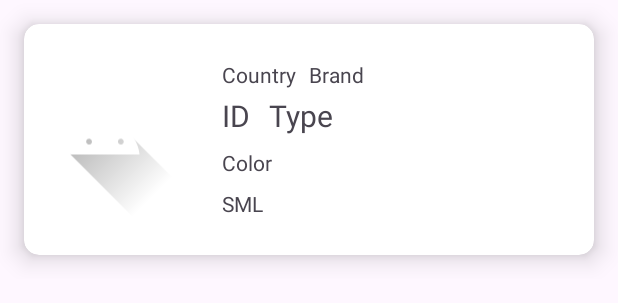
After one commit to J4d3-2/anmpA_week4, an Android app: the layout cloth_list_item.xml on its own in the app's theme, with its tools: preview values and no code run, on a phone screen of 412 x 824 dp. The commit adds this screen. Shown: the top 303 px of the screen. Run offline under Robolectric (Android 15) with nearby library versions, the phone set to English and light mode, and no system bars; network calls fail.

Commit message:
week 6 exercise added (cloth & brand) & updated (main_navigation)

```diff
--- /dev/null
+++ b/app/src/main/java/com/jubaya/studentapp/model/Brand.kt
@@ -0,0 +1,6 @@
+package com.jubaya.studentapp.model
+
+data class Brand(
+    var name:String?,
+    var country:String?,
+)
--- /dev/null
+++ b/app/src/main/res/layout/cloth_list_item.xml
@@ -0,0 +1,100 @@
+<?xml version="1.0" encoding="utf-8"?>
+<androidx.constraintlayout.widget.ConstraintLayout xmlns:android="http://schemas.android.com/apk/res/android"
+    xmlns:app="http://schemas.android.com/apk/res-auto"
+    xmlns:tools="http://schemas.android.com/tools"
+    android:layout_width="match_parent"
+    android:layout_height="wrap_content">
+
+    <androidx.cardview.widget.CardView
+        android:layout_width="0dp"
+        android:layout_height="wrap_content"
+        android:layout_marginStart="16dp"
+        android:layout_marginTop="16dp"
+        android:layout_marginEnd="16dp"
+        android:layout_marginBottom="16dp"
+        app:cardCornerRadius="10dp"
+        app:cardElevation="10dp"
+        app:layout_constraintBottom_toBottomOf="parent"
+        app:layout_constraintEnd_toEndOf="parent"
+        app:layout_constraintStart_toStartOf="parent"
+        app:layout_constraintTop_toTopOf="parent">
+
+        <androidx.constraintlayout.widget.ConstraintLayout
+            android:layout_width="match_parent"
+            android:layout_height="match_parent">
+
+            <ImageView
+                android:id="@+id/imageView2"
+                android:layout_width="wrap_content"
+                android:layout_height="0dp"
+                app:layout_constraintBottom_toBottomOf="parent"
+                app:layout_constraintStart_toStartOf="parent"
+                app:layout_constraintTop_toTopOf="parent"
+                app:srcCompat="@drawable/ic_launcher_foreground" />
+
+            <TextView
+                android:id="@+id/txtID"
+                android:layout_width="wrap_content"
+                android:layout_height="wrap_content"
+                android:layout_marginStart="24dp"
+                android:layout_marginTop="4dp"
+                android:text="ID "
+                android:textSize="20sp"
+                app:layout_constraintStart_toEndOf="@+id/imageView2"
+                app:layout_constraintTop_toBottomOf="@+id/txtCountry" />
+
+            <TextView
+                android:id="@+id/txtType"
+                android:layout_width="wrap_content"
+                android:layout_height="wrap_content"
+                android:layout_marginStart="8dp"
+                android:layout_marginTop="4dp"
+                android:text="Type"
+                android:textSize="20sp"
+                app:layout_constraintStart_toEndOf="@+id/txtID"
+                app:layout_constraintTop_toBottomOf="@+id/txtCountry" />
+
+            <TextView
+                android:id="@+id/txtCountry"
+                android:layout_width="wrap_content"
+                android:layout_height="wrap_content"
+                android:layout_marginStart="24dp"
+                android:layout_marginTop="24dp"
+                android:text="Country"
+                app:layout_constraintStart_toEndOf="@+id/imageView2"
+                app:layout_constraintTop_toTopOf="parent" />
+
+            <TextView
+                android:id="@+id/txtBrand"
+                android:layout_width="wrap_content"
+                android:layout_height="wrap_content"
+                android:layout_marginStart="8dp"
+                android:layout_marginTop="24dp"
+                android:text="Brand"
+                app:layout_constraintStart_toEndOf="@+id/txtCountry"
+                app:layout_constraintTop_toTopOf="parent" />
+
+            <TextView
+                android:id="@+id/txtColor"
+                android:layout_width="wrap_content"
+                android:layout_height="wrap_content"
+                android:layout_marginStart="24dp"
+                android:layout_marginTop="8dp"
+                android:text="Color"
+                app:layout_constraintStart_toEndOf="@+id/imageView2"
+                app:layout_constraintTop_toBottomOf="@+id/txtID" />
+
+            <TextView
+                android:id="@+id/txtSize"
+                android:layout_width="62dp"
+                android:layout_height="20dp"
+                android:layout_marginStart="24dp"
+                android:layout_marginTop="8dp"
+                android:layout_marginBottom="24dp"
+                android:text="SML"
+                app:layout_constraintBottom_toBottomOf="parent"
+                app:layout_constraintStart_toEndOf="@+id/imageView2"
+                app:layout_constraintTop_toBottomOf="@+id/txtColor" />
+        </androidx.constraintlayout.widget.ConstraintLayout>
+    </androidx.cardview.widget.CardView>
+</androidx.constraintlayout.widget.ConstraintLayout>
```
Also changed, not shown: app/src/main/java/com/jubaya/studentapp/model/Cloth.kt (added, +13 -0 lines), app/src/main/java/com/jubaya/studentapp/view/ClothListAdapter.kt (added, +48 -0 lines), app/src/main/java/com/jubaya/studentapp/view/ClothListFragment.kt (added, +74 -0 lines), app/src/main/java/com/jubaya/studentapp/viewmodel/ClothViewModel.kt (added, +56 -0 lines), app/src/main/res/layout/fragment_cloth_list.xml (added, +51 -0 lines), app/src/main/res/navigation/main_navigation.xml (+6 -1 lines).
